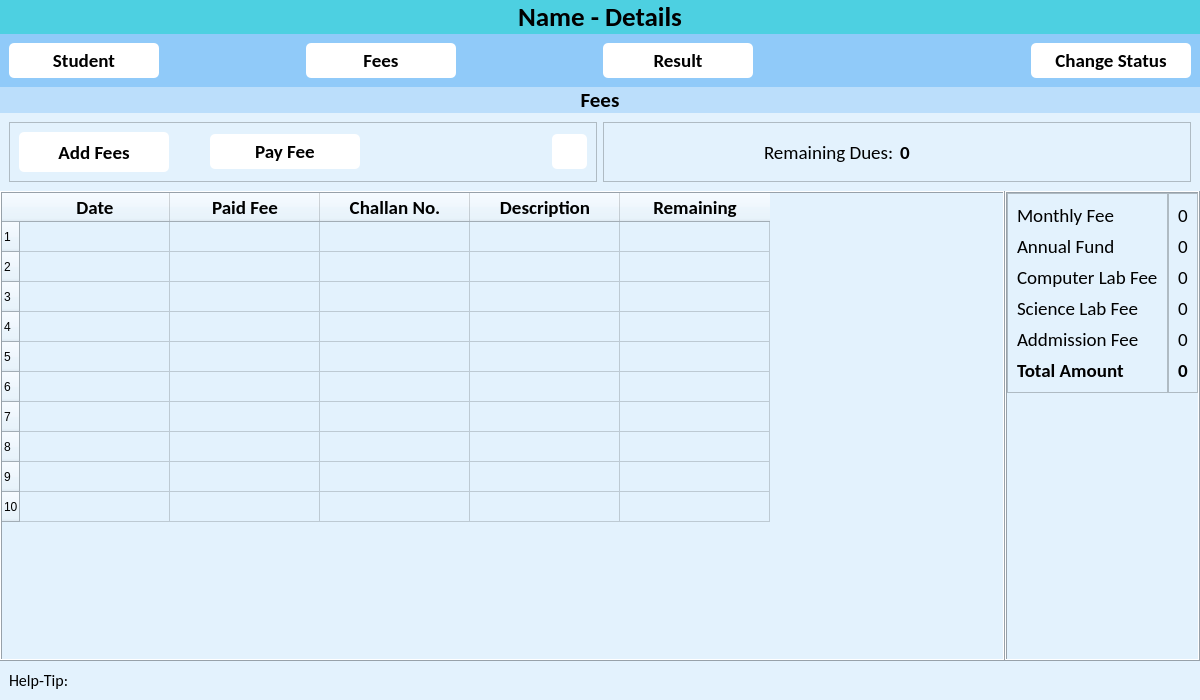
The window that ui/student_details.ui (CodeWithEhtisham/School-Software) describes before a commit, drawn with Qt 5.
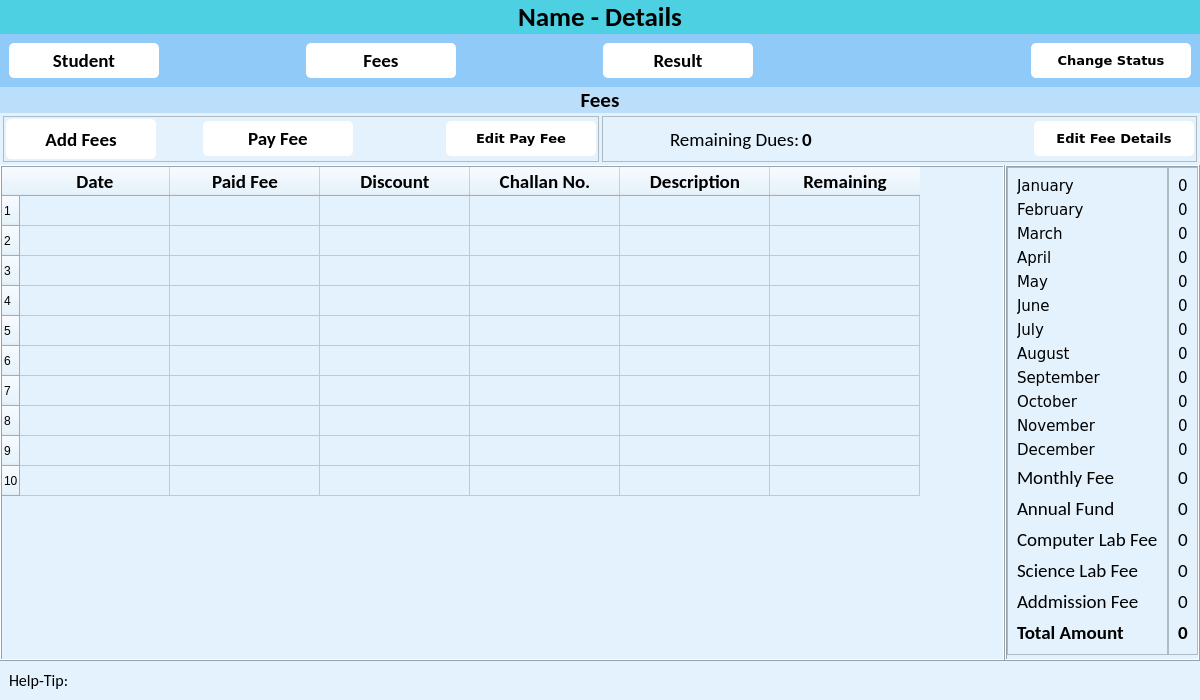
The same window after the commit. The open tabs and pages were chosen to show the change. Icons and pictures are not drawn.

Patch:
```diff
--- a/ui/student_details.ui
+++ b/ui/student_details.ui
@@ -213,8 +213,8 @@
          </property>
          <property name="font">
           <font>
-           <family>Calibri</family>
-           <pointsize>14</pointsize>
+           <family>Verdana</family>
+           <pointsize>10</pointsize>
            <weight>75</weight>
            <bold>true</bold>
           </font>
@@ -784,6 +784,21 @@
         <item>
          <widget class="QWidget" name="widget" native="true">
           <layout class="QHBoxLayout" name="horizontalLayout_6">
+           <property name="spacing">
+            <number>3</number>
+           </property>
+           <property name="leftMargin">
+            <number>3</number>
+           </property>
+           <property name="topMargin">
+            <number>3</number>
+           </property>
+           <property name="rightMargin">
+            <number>3</number>
+           </property>
+           <property name="bottomMargin">
+            <number>3</number>
+           </property>
            <item>
             <widget class="QFrame" name="frame">
              <property name="frameShape">
@@ -793,6 +808,21 @@
               <enum>QFrame::Raised</enum>
              </property>
              <layout class="QHBoxLayout" name="horizontalLayout_5">
+              <property name="spacing">
+               <number>2</number>
+              </property>
+              <property name="leftMargin">
+               <number>2</number>
+              </property>
+              <property name="topMargin">
+               <number>2</number>
+              </property>
+              <property name="rightMargin">
+               <number>2</number>
+              </property>
+              <property name="bottomMargin">
+               <number>2</number>
+              </property>
               <item alignment="Qt::AlignLeft">
                <widget class="QPushButton" name="btn_add_fees">
                 <property name="minimumSize">
@@ -859,12 +889,20 @@
                <widget class="QPushButton" name="btn_edit_fee">
                 <property name="minimumSize">
                  <size>
-                  <width>35</width>
+                  <width>150</width>
                   <height>35</height>
                  </size>
                 </property>
+                <property name="font">
+                 <font>
+                  <family>Verdana</family>
+                  <pointsize>10</pointsize>
+                  <weight>75</weight>
+                  <bold>true</bold>
+                 </font>
+                </property>
                 <property name="text">
-                 <string/>
+                 <string>Edit Pay Fee</string>
                 </property>
                 <property name="icon">
                  <iconset resource="../resources.qrc">
@@ -890,6 +928,21 @@
               <enum>QFrame::Raised</enum>
              </property>
              <layout class="QHBoxLayout" name="horizontalLayout_4">
+              <property name="spacing">
+               <number>2</number>
+              </property>
+              <property name="leftMargin">
+               <number>2</number>
+              </property>
+              <property name="topMargin">
+               <number>2</number>
+              </property>
+              <property name="rightMargin">
+               <number>2</number>
+              </property>
+              <property name="bottomMargin">
+               <number>2</number>
+              </property>
               <item alignment="Qt::AlignRight">
                <widget class="QLabel" name="label_2">
                 <property name="font">
@@ -918,6 +971,37 @@
                 </property>
                </widget>
               </item>
+              <item alignment="Qt::AlignRight">
+               <widget class="QPushButton" name="pushButton">
+                <property name="minimumSize">
+                 <size>
+                  <width>160</width>
+                  <height>35</height>
+                 </size>
+                </property>
+                <property name="font">
+                 <font>
+                  <family>Verdana</family>
+                  <pointsize>10</pointsize>
+                  <weight>75</weight>
+                  <bold>true</bold>
+                 </font>
+                </property>
+                <property name="text">
+                 <string>Edit Fee Details</string>
+                </property>
+                <property name="icon">
+                 <iconset resource="../resources.qrc">
+                  <normaloff>:/icons/assets/icons/edit.png</normaloff>:/icons/assets/icons/edit.png</iconset>
+                </property>
+                <property name="iconSize">
+                 <size>
+                  <width>32</width>
+                  <height>32</height>
+                 </size>
+                </property>
+               </widget>
+              </item>
              </layout>
             </widget>
            </item>
@@ -1007,6 +1091,19 @@
                </font>
               </property>
              </column>
+             <column>
+              <property name="text">
+               <string>Discount</string>
+              </property>
+              <property name="font">
+               <font>
+                <family>Calibri</family>
+                <pointsize>14</pointsize>
+                <weight>75</weight>
+                <bold>true</bold>
+               </font>
+              </property>
+             </column>
              <column>
               <property name="text">
                <string>Challan No.</string>
@@ -1087,6 +1184,163 @@
                  <enum>QFrame::Raised</enum>
                 </property>
                 <layout class="QVBoxLayout" name="verticalLayout_7">
+                 <item>
+                  <widget class="QLabel" name="label_26">
+                   <property name="font">
+                    <font>
+                     <family>Verdana</family>
+                     <pointsize>11</pointsize>
+                    </font>
+                   </property>
+                   <property name="text">
+                    <string>January</string>
+                   </property>
+                  </widget>
+                 </item>
+                 <item>
+                  <widget class="QLabel" name="label_31">
+                   <property name="font">
+                    <font>
+                     <family>Verdana</family>
+                     <pointsize>11</pointsize>
+                    </font>
+                   </property>
+                   <property name="text">
+                    <string>February</string>
+                   </property>
+                  </widget>
+                 </item>
+                 <item>
+                  <widget class="QLabel" name="label_32">
+                   <property name="font">
+                    <font>
+                     <family>Verdana</family>
+                     <pointsize>11</pointsize>
+                    </font>
+                   </property>
+                   <property name="text">
+                    <string>March</string>
+                   </property>
+                  </widget>
+                 </item>
+                 <item>
+                  <widget class="QLabel" name="label_33">
+                   <property name="font">
+                    <font>
+                     <family>Verdana</family>
+                     <pointsize>11</pointsize>
+                    </font>
+                   </property>
+                   <property name="text">
+                    <string>April</string>
+                   </property>
+                  </widget>
+                 </item>
+                 <item>
+                  <widget class="QLabel" name="label_36">
+                   <property name="font">
+                    <font>
+                     <family>Verdana</family>
+                     <pointsize>11</pointsize>
+                    </font>
+                   </property>
+                   <property name="text">
+                    <string>May</string>
+                   </property>
+                  </widget>
+                 </item>
+                 <item>
+                  <widget class="QLabel" name="label_38">
+                   <property name="font">
+                    <font>
+                     <family>Verdana</family>
+                     <pointsize>11</pointsize>
+                    </font>
+                   </property>
+                   <property name="text">
+                    <string>June</string>
+                   </property>
+                  </widget>
+                 </item>
+                 <item>
+                  <widget class="QLabel" name="label_40">
+                   <property name="font">
+                    <font>
+                     <family>Verdana</family>
+                     <pointsize>11</pointsize>
+                    </font>
+                   </property>
+                   <property name="text">
+                    <string>July</string>
+                   </property>
+                  </widget>
+                 </item>
+                 <item>
+                  <widget class="QLabel" name="label_41">
+                   <property name="font">
+                    <font>
+                     <family>Verdana</family>
+                     <pointsize>11</pointsize>
+                    </font>
+                   </property>
+                   <property name="text">
+                    <string>August</string>
+                   </property>
+                  </widget>
+                 </item>
+                 <item>
+                  <widget class="QLabel" name="label_42">
+                   <property name="font">
+                    <font>
+                     <family>Verdana</family>
+                     <pointsize>11</pointsize>
+                    </font>
+                   </property>
+                   <property name="text">
+                    <string>September</string>
+                   </property>
+                  </widget>
+                 </item>
+                 <item>
+                  <widget class="QLabel" name="label_43">
+                   <property name="font">
+                    <font>
+                     <family>Verdana</family>
+                     <pointsize>11</pointsize>
+                    </font>
+                   </property>
+                   <property name="text">
+                    <string>October</string>
+                   </property>
+                  </widget>
+                 </item>
+                 <item>
+                  <widget class="QLabel" name="label_44">
+                   <property name="font">
+                    <font>
+                     <family>Verdana</family>
+                     <pointsize>11</pointsize>
+                    </font>
+                   </property>
+                   <property name="text">
+                    <string>November</string>
+                   </property>
+                  </widget>
+                 </item>
+                 <item>
+                  <widget class="QLabel" name="label_45">
+                   <property name="font">
+                    <font>
+                     <family>Verdana</family>
+                     <pointsize>11</pointsize>
+                     <underline>false</underline>
+                    </font>
+                   </property>
+                   <property name="text">
+                    <string>December</string>
+                   </property>
+                  </widget>
+                 </item>
                  <item>
                   <widget class="QLabel" name="label_5">
                    <property name="font">
@@ -1179,6 +1433,162 @@
                  <enum>QFrame::Raised</enum>
                 </property>
                 <layout class="QVBoxLayout" name="verticalLayout_4">
+                 <item>
+                  <widget class="QLabel" name="lbl_jan_fee">
+                   <property name="font">
+                    <font>
+                     <family>Verdana</family>
+                     <pointsize>11</pointsize>
+                    </font>
+                   </property>
+                   <property name="text">
+                    <string>0</string>
+                   </property>
+                  </widget>
+                 </item>
+                 <item>
+                  <widget class="QLabel" name="lbl_feb_fee">
+                   <property name="font">
+                    <font>
+                     <family>Verdana</family>
+                     <pointsize>11</pointsize>
+                    </font>
+                   </property>
+                   <property name="text">
+                    <string>0</string>
+                   </property>
+                  </widget>
+                 </item>
+                 <item>
+                  <widget class="QLabel" name="lbl_march_fee">
+                   <property name="font">
+                    <font>
+                     <family>Verdana</family>
+                     <pointsize>11</pointsize>
+                    </font>
+                   </property>
+                   <property name="text">
+                    <string>0</string>
+                   </property>
+                  </widget>
+                 </item>
+                 <item>
+                  <widget class="QLabel" name="lbl_april_fee">
+                   <property name="font">
+                    <font>
+                     <family>Verdana</family>
+                     <pointsize>11</pointsize>
+                    </font>
+                   </property>
+                   <property name="text">
+                    <string>0</string>
+                   </property>
+                  </widget>
+                 </item>
+                 <item>
+                  <widget class="QLabel" name="lbl_may_fee">
+                   <property name="font">
+                    <font>
+                     <family>Verdana</family>
+                     <pointsize>11</pointsize>
+                    </font>
+                   </property>
+                   <property name="text">
+                    <string>0</string>
+                   </property>
+                  </widget>
+                 </item>
+                 <item>
+                  <widget class="QLabel" name="lbl_june_fee">
+                   <property name="font">
+                    <font>
+                     <family>Verdana</family>
+                     <pointsize>11</pointsize>
+                    </font>
+                   </property>
+                   <property name="text">
+                    <string>0</string>
+                   </property>
+                  </widget>
+                 </item>
+                 <item>
+                  <widget class="QLabel" name="lbl_july_fee">
+                   <property name="font">
+                    <font>
+                     <family>Verdana</family>
+                     <pointsize>11</pointsize>
+                    </font>
+                   </property>
+                   <property name="text">
+                    <string>0</string>
+                   </property>
+                  </widget>
+                 </item>
+                 <item>
+                  <widget class="QLabel" name="lbl_august_fee">
+                   <property name="font">
+                    <font>
+                     <family>Verdana</family>
+                     <pointsize>11</pointsize>
+                    </font>
+                   </property>
+                   <property name="text">
+                    <string>0</string>
+                   </property>
+                  </widget>
+                 </item>
+                 <item>
+                  <widget class="QLabel" name="lbl_sep_fee">
+                   <property name="font">
+                    <font>
+                     <family>Verdana</family>
+                     <pointsize>11</pointsize>
+                    </font>
+                   </property>
+                   <property name="text">
+                    <string>0</string>
+                   </property>
+                  </widget>
+                 </item>
+                 <item>
+                  <widget class="QLabel" name="lbl_oct_fee">
+                   <property name="font">
+                    <font>
+                     <family>Verdana</family>
+                     <pointsize>11</pointsize>
+                    </font>
+                   </property>
+                   <property name="text">
+                    <string>0</string>
+                   </property>
+                  </widget>
+                 </item>
+                 <item>
+                  <widget class="QLabel" name="lbl_nov_fee">
+                   <property name="font">
+                    <font>
+                     <family>Verdana</family>
+                     <pointsize>11</pointsize>
+                    </font>
+                   </property>
+                   <property name="text">
+                    <string>0</string>
+                   </property>
+                  </widget>
+                 </item>
+                 <item>
+                  <widget class="QLabel" name="lbl_dec_fee">
+                   <property name="font">
+                    <font>
+                     <family>Verdana</family>
+                     <pointsize>11</pointsize>
+                    </font>
+                   </property>
+                   <property name="text">
+                    <string>0</string>
+                   </property>
+                  </widget>
+                 </item>
                  <item>
                   <widget class="QLabel" name="lbl_monthly_fee">
                    <property name="font">
```
Left out of the diff: 32 changed lines with no effect on the pictures.
